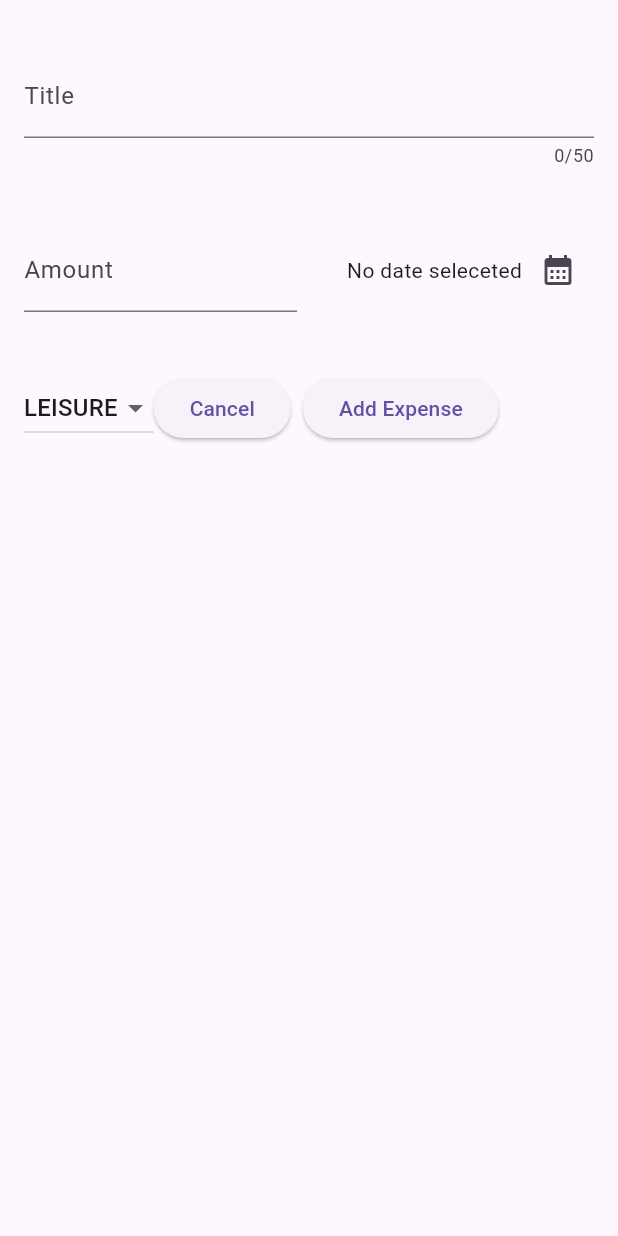
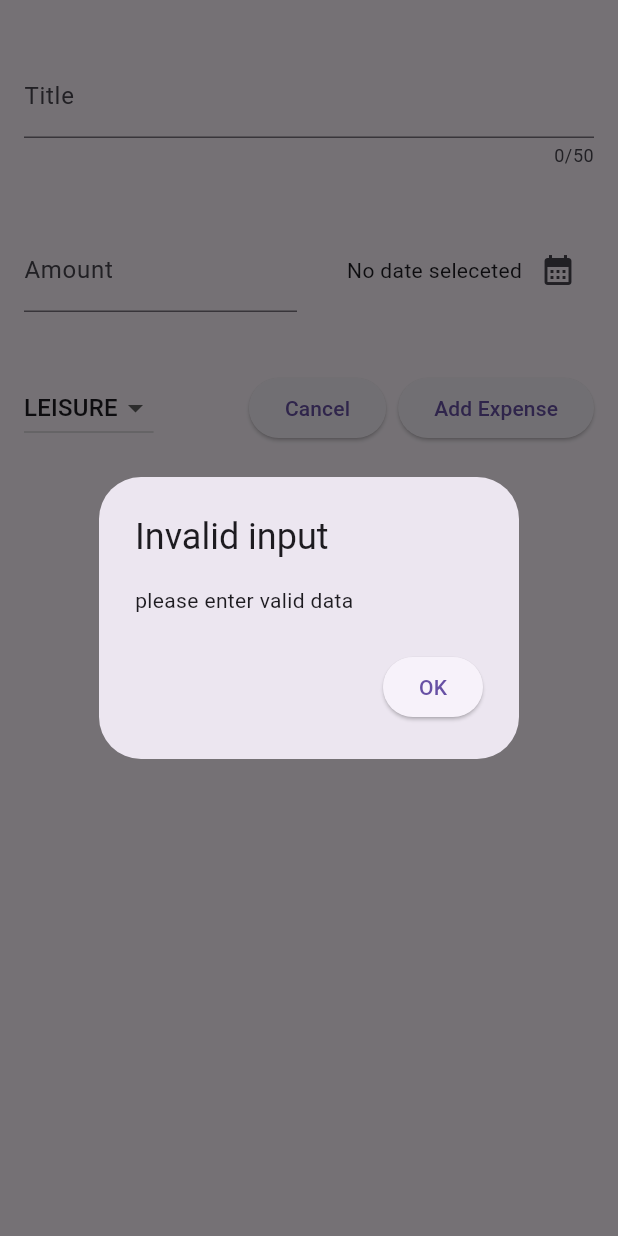
Before and after one commit to mhdrezaei/expense-tracker-flutter, a Flutter app: the NewExpense widget shown alone on an empty page, opened directly, after a tap on "Add Expense", on a phone screen of 412 x 824 dp. Run offline on Flutter 3.47's test engine with Material 3 defaults, Android fonts, the phone set to English and light mode, and no system bars.

Commit message:
valiodate expense form

```diff
--- a/lib/widget/new_expense.dart
+++ b/lib/widget/new_expense.dart
@@ -31,6 +31,32 @@ class _NewExpenseState extends State<NewExpense> {
     setState(() {
       _selectedDate = pickedDate;
     });
+  }
+
+  void _submitExpenseData() {
+    final enteredAmount = double.tryParse(_amountController.text);
+    final invalidAmount = enteredAmount == null || enteredAmount <= 0;
+    if (_titleController.text.trim().isEmpty ||
+        invalidAmount ||
+        _selectedDate == null) {
+      showDialog(
+        context: context,
+        builder:
+            (ctx) => AlertDialog(
+              title: const Text('Invalid input'),
+              content: const Text('please enter valid data'),
+              actions: [
+                ElevatedButton(
+                  onPressed: () {
+                    Navigator.pop(ctx);
+                  },
+                  child: Text('OK'),
+                ),
+              ],
+            ),
+      );
+      return;
+    }
   }
 
   @override
@@ -107,6 +133,7 @@ class _NewExpenseState extends State<NewExpense> {
                     });
                   },
                 ),
+                const Spacer(),
                 ElevatedButton(
                   onPressed: () {
                     Navigator.pop(context);
@@ -115,10 +142,7 @@ class _NewExpenseState extends State<NewExpense> {
                 ),
                 const SizedBox(width: 8),
                 ElevatedButton(
-                  onPressed: () {
-                    // Add logic to save the expense
-                    // Navigator.of(ctx).pop();
-                  },
+                  onPressed: _submitExpenseData,
                   child: const Text('Add Expense'),
                 ),
               ],
```
